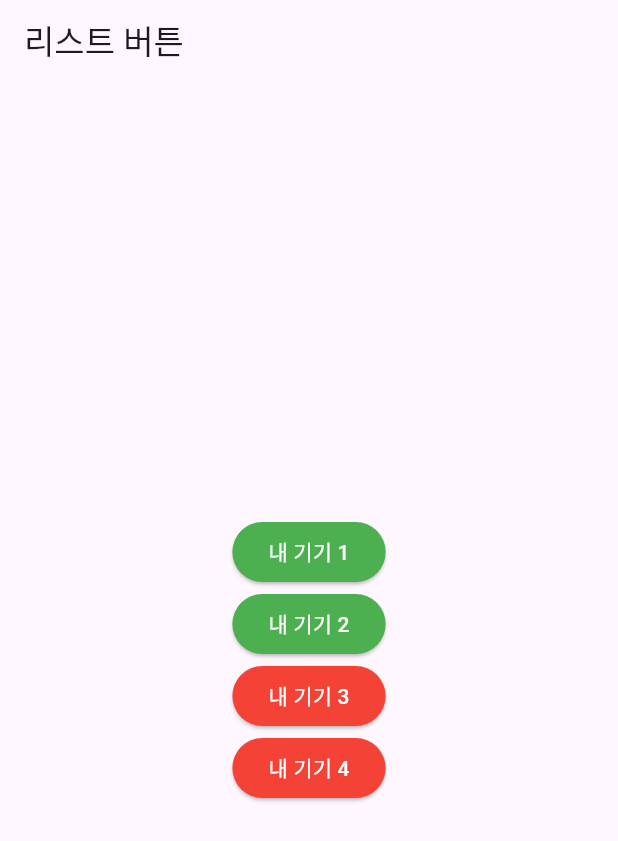
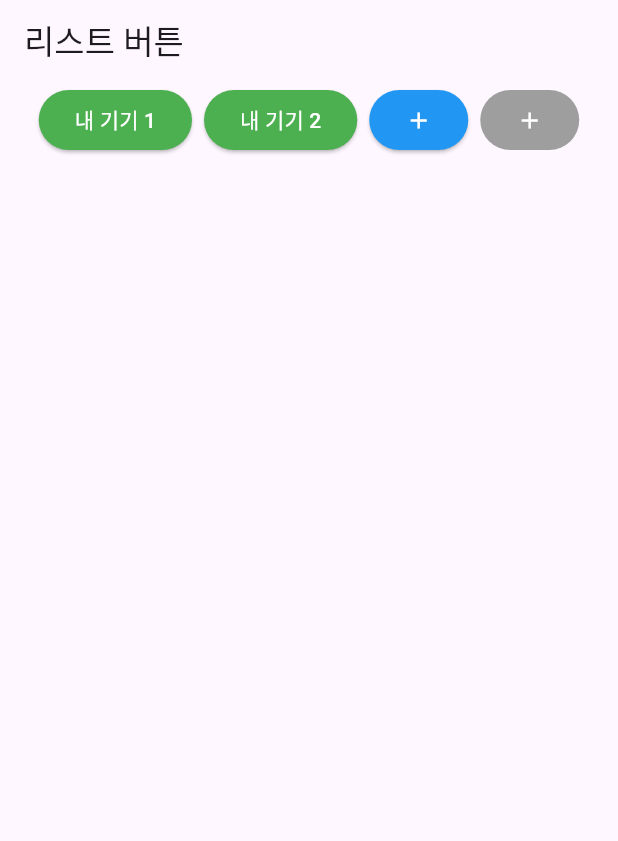
Before and after one commit to niw5924/flutter-playground, a Flutter app: the screen it shows after launch, on a phone screen of 412 x 824 dp. Shown: the top 841 px of the screen. Run offline on Flutter 3.47's test engine with Material 3 defaults, Android fonts, the phone set to English and light mode, and no system bars; our stand-ins replace flutter_local_notifications, flutter_riverpod, go_router, image_picker, qr_flutter, sliding_up_panel and 1 more; missing offline and left inert: airbridge_flutter_sdk, flutter_web_auth_2, google_mlkit_face_detection, google_mlkit_text_recognition.

Commit message:
feat: 기기 슬롯 버튼 구조 개선 및 추가 가능 슬롯 표시

```diff
--- a/lib/list_button/list_button_screen.dart
+++ b/lib/list_button/list_button_screen.dart
@@ -5,34 +5,47 @@ class ListButtonScreen extends StatelessWidget {
 
   @override
   Widget build(BuildContext context) {
-    final listLength = 4;
+    const listLength = 4;
     final myList = [1, 2];
+    final registeredCount = myList.length;
 
     return Scaffold(
       appBar: AppBar(title: const Text('리스트 버튼')),
-      body: Center(
-        child: Column(
-          mainAxisSize: MainAxisSize.min,
+      body: Row(
+        mainAxisAlignment: MainAxisAlignment.center,
         children: [
           for (int i = 0; i < listLength; i++) ...[
             ElevatedButton(
               style: ElevatedButton.styleFrom(
                 backgroundColor:
-                      (i < myList.length) ? Colors.green : Colors.red,
+                    i < registeredCount
+                        ? Colors.green
+                        : (i == registeredCount ? Colors.blue : Colors.grey),
                 foregroundColor: Colors.white,
+                disabledBackgroundColor:
+                    i < registeredCount
+                        ? Colors.green
+                        : (i == registeredCount ? Colors.blue : Colors.grey),
+                disabledForegroundColor: Colors.white,
               ),
-                onPressed: () {
-                  if (i == myList.length) {
-                    print("기기 추가 가능");
+              onPressed:
+                  (i > registeredCount)
+                      ? null
+                      : () {
+                        if (i == registeredCount) {
+                          print('기기 추가 가능');
                         } else {
-                    print("기기 추가 불가능");
+                          print('등록된 기기');
                         }
                       },
-                child: Text('내 기기 ${i + 1}'),
+              child:
+                  i < registeredCount
+                      ? Text('내 기기 ${i + 1}')
+                      : const Icon(Icons.add, color: Colors.white),
             ),
+            if (i != listLength - 1) const SizedBox(width: 8),
           ],
         ],
-        ),
       ),
     );
   }
```
Lines whose indentation alone changed are shown as unchanged.
